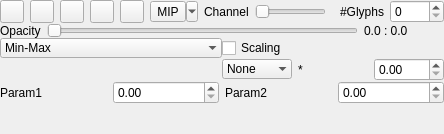
This is Modules/Bundles/org.mitk.gui.qt.diffusionimaging/src/internal/QmitkControlVisualizationPropertiesViewControls.ui in MITK/MITK as Qt 5 draws it before an edit. The edited form follows.
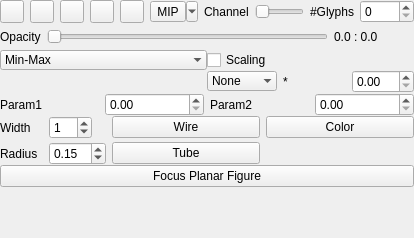
This is the edited form. Custom widgets are drawn as their Qt base class.

Patch:
```diff
--- a/Modules/Bundles/org.mitk.gui.qt.diffusionimaging/src/internal/QmitkControlVisualizationPropertiesViewControls.ui
+++ b/Modules/Bundles/org.mitk.gui.qt.diffusionimaging/src/internal/QmitkControlVisualizationPropertiesViewControls.ui
@@ -6,8 +6,8 @@
    <rect>
     <x>0</x>
     <y>0</y>
-    <width>444</width>
-    <height>134</height>
+    <width>414</width>
+    <height>238</height>
    </rect>
   </property>
   <property name="sizePolicy">
@@ -25,10 +25,22 @@
   <property name="windowTitle">
    <string>QmitkTemplate</string>
   </property>
+  <layout class="QVBoxLayout" name="verticalLayout_3">
+   <property name="spacing">
+    <number>0</number>
+   </property>
+   <property name="margin">
+    <number>0</number>
+   </property>
+   <item>
+    <widget class="QFrame" name="m_ImageControlsFrame">
+     <property name="frameShape">
+      <enum>QFrame::NoFrame</enum>
+     </property>
+     <property name="frameShadow">
+      <enum>QFrame::Raised</enum>
+     </property>
   <layout class="QVBoxLayout" name="verticalLayout">
-   <property name="spacing">
-    <number>0</number>
-   </property>
    <property name="margin">
     <number>0</number>
    </property>
@@ -432,6 +444,128 @@
           </widget>
          </item>
         </layout>
+          </widget>
+         </item>
+        </layout>
+       </widget>
+      </item>
+     </layout>
+    </widget>
+   </item>
+   <item>
+    <widget class="QFrame" name="m_BundleControlsFrame">
+     <property name="frameShape">
+      <enum>QFrame::NoFrame</enum>
+     </property>
+     <property name="frameShadow">
+      <enum>QFrame::Raised</enum>
+     </property>
+     <layout class="QGridLayout" name="gridLayout_2">
+      <property name="verticalSpacing">
+       <number>3</number>
+      </property>
+      <property name="margin">
+       <number>0</number>
+      </property>
+      <item row="0" column="0">
+       <widget class="QLabel" name="label_5">
+        <property name="maximumSize">
+         <size>
+          <width>43</width>
+          <height>16777215</height>
+         </size>
+        </property>
+        <property name="text">
+         <string>Width</string>
+        </property>
+       </widget>
+      </item>
+      <item row="0" column="1">
+       <widget class="QSpinBox" name="m_LineWidth">
+        <property name="maximumSize">
+         <size>
+          <width>43</width>
+          <height>16777215</height>
+         </size>
+        </property>
+        <property name="value">
+         <number>1</number>
+        </property>
+       </widget>
+      </item>
+      <item row="0" column="7">
+       <widget class="QPushButton" name="m_Color">
+        <property name="text">
+         <string>Color</string>
+        </property>
+       </widget>
+      </item>
+      <item row="1" column="0">
+       <widget class="QLabel" name="label_6">
+        <property name="maximumSize">
+         <size>
+          <width>47</width>
+          <height>16777215</height>
+         </size>
+        </property>
+        <property name="text">
+         <string>Radius</string>
+        </property>
+       </widget>
+      </item>
+      <item row="1" column="1">
+       <widget class="QDoubleSpinBox" name="m_TubeRadius">
+        <property name="maximumSize">
+         <size>
+          <width>59</width>
+          <height>16777215</height>
+         </size>
+        </property>
+        <property name="maximum">
+         <double>10.000000000000000</double>
+        </property>
+        <property name="singleStep">
+         <double>0.050000000000000</double>
+        </property>
+        <property name="value">
+         <double>0.150000000000000</double>
+        </property>
+       </widget>
+      </item>
+      <item row="1" column="2">
+       <widget class="QPushButton" name="m_Tube">
+        <property name="text">
+         <string>Tube</string>
+        </property>
+       </widget>
+      </item>
+      <item row="0" column="2">
+       <widget class="QPushButton" name="m_Wire">
+        <property name="text">
+         <string>Wire</string>
+        </property>
+       </widget>
+      </item>
+     </layout>
+    </widget>
+   </item>
+   <item>
+    <widget class="QFrame" name="m_PlanarFigureControlsFrame">
+     <property name="frameShape">
+      <enum>QFrame::NoFrame</enum>
+     </property>
+     <property name="frameShadow">
+      <enum>QFrame::Raised</enum>
+     </property>
+     <layout class="QHBoxLayout" name="horizontalLayout_8">
+      <property name="margin">
+       <number>0</number>
+      </property>
+      <item>
+       <widget class="QPushButton" name="m_Focus">
+        <property name="text">
+         <string>Focus Planar Figure</string>
+        </property>
        </widget>
       </item>
      </layout>
```
Lines whose indentation alone changed are shown as unchanged.
